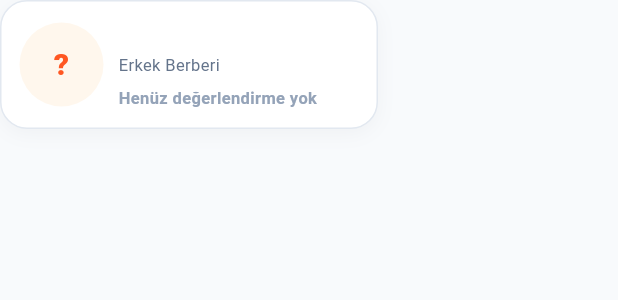
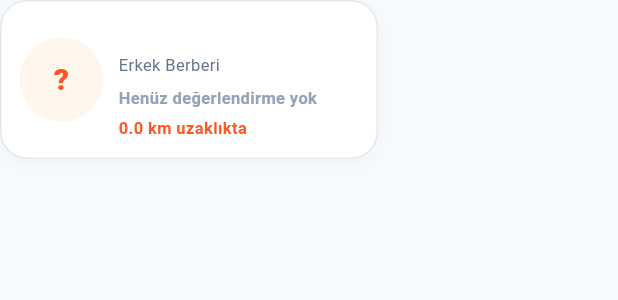
Before and after one commit to fotoselloo7-ui/tarak-app, a Flutter app: the HomeProviderCard widget shown alone on an empty page, opened directly with empty values, on a phone screen of 412 x 824 dp. Shown: the top 300 px of the screen. Run offline on Flutter 3.47's test engine with Material 3 defaults, Android fonts, the light colour scheme and no system bars; our stand-ins replace device_info_plus, dio, firebase_core, firebase_messaging, flutter_riverpod, flutter_secure_storage and 9 more; missing offline and left inert: dart_pusher_channels; accounts and stored records are empty; Roboto replaces fonts that are missing (Poppins); statements that could not run were skipped.

Commit message:
fix(mobile): show actual kilometer distance in reused provider cards

```diff
--- a/mobile/lib/features/customer/screens/home_sections.dart
+++ b/mobile/lib/features/customer/screens/home_sections.dart
@@ -417,6 +417,14 @@ class HomeProviderCard extends StatelessWidget {
                           style: const TextStyle(fontFamily: AppTheme.fontFamily, fontSize: 11, color: AppTheme.textSecondary))),
                     ]),
                   ],
+                  if (provider['distance_km'] is num) ...[
+                    const SizedBox(height: 4),
+                    Text(
+                      (provider['distance_km'] as num).toDouble().toStringAsFixed(1) + ' km uzaklıkta',
+                      style: const TextStyle(fontFamily: AppTheme.fontFamily, fontSize: 11,
+                        fontWeight: FontWeight.w700, color: AppTheme.primary),
+                    ),
+                  ],
                   if (serviceCount > 0) ...[
                     const SizedBox(height: 4),
                     Text('$serviceCount hizmet',
```
